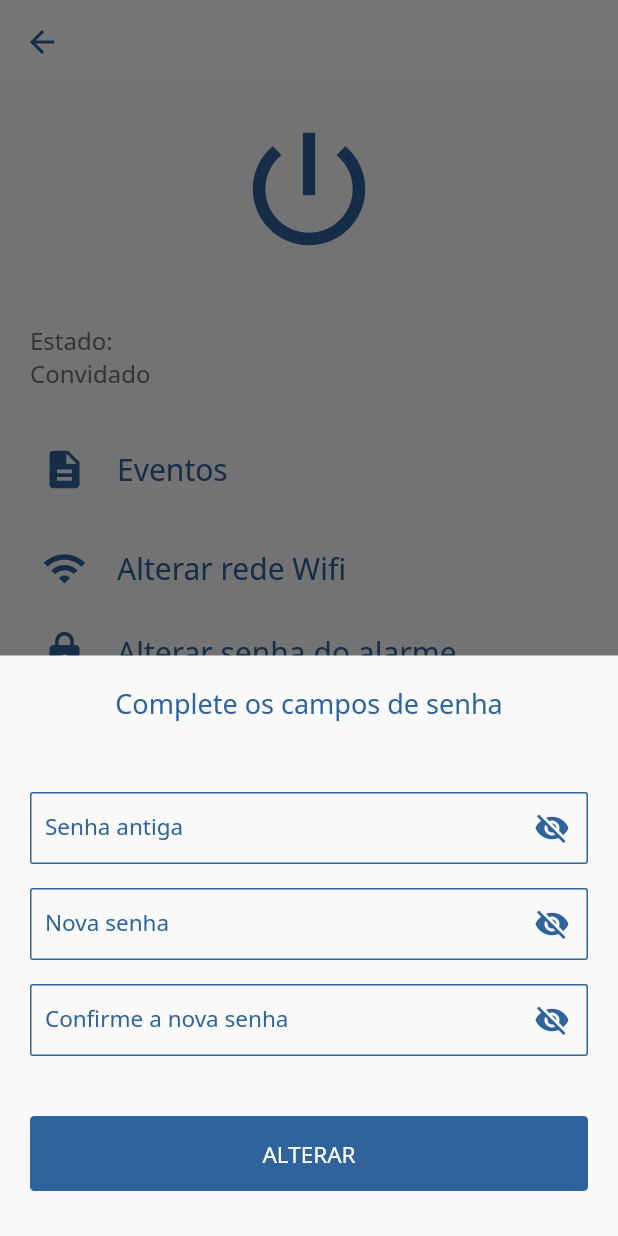
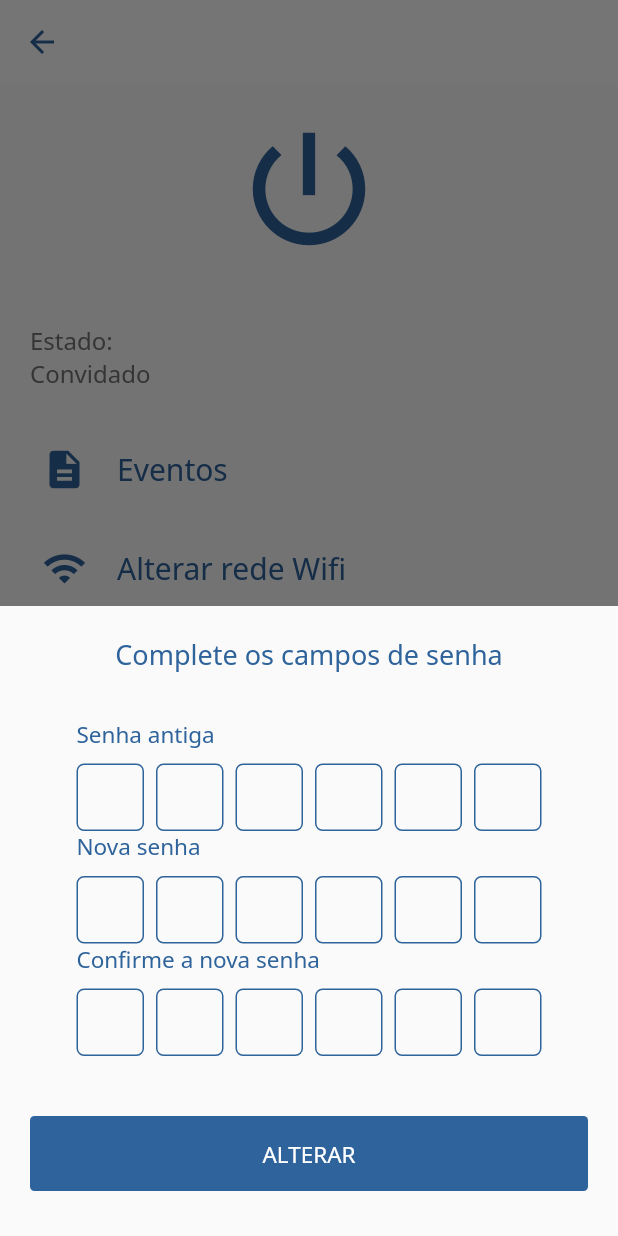
Before and after one commit to alarmouseuepg2023/mobile, a Flutter app: the DevicePage screen opened directly with empty values, after a tap on "Alterar senha do alarme", on a phone screen of 412 x 824 dp. Run offline on Flutter 3.47's test engine with Material 2 defaults, Android fonts, the phone set to English and light mode, and no system bars; drawn by our look-alikes of pinput; our stand-ins replace another_flushbar, dio, email_validator, flutter_dotenv, flutter_riverpod, google_fonts and 4 more; missing offline and left inert: animated_card, esp_smartconfig, mqtt_client, network_info_plus; accounts and stored records are empty.

Commit message:
refactor(device): changed alter password inputs for pin inputs

```diff
--- a/lib/modules/device/device_page.dart
+++ b/lib/modules/device/device_page.dart
@@ -249,34 +249,57 @@ class _DevicePageState extends State<DevicePage> {
                       const SizedBox(height: 30),
                       Form(
                         key: deviceController.passwordFormKey,
-                        child: Column(children: [
-                          TextInputWidget(
-                              label: "Senha antiga",
-                              validator: validatePassword,
-                              passwordType: true,
+                        child: Column(
+                            crossAxisAlignment: CrossAxisAlignment.start,
+                            children: [
+                              Text(
+                                "Senha antiga",
+                                style: TextStyles.inputFocus,
+                                textAlign: TextAlign.start,
+                              ),
+                              const SizedBox(
+                                height: 10,
+                              ),
+                              PinInputWidget(
                                 onChanged: (value) {
                                   deviceController.onChangePassword(
                                       oldPassword: value);
-                              }),
-                          TextInputWidget(
-                              label: "Nova senha",
-                              validator: validatePassword,
-                              passwordType: true,
-                              controller: _password,
+                                },
+                                validator: validatePinPassword,
+                              ),
+                              Text(
+                                "Nova senha",
+                                style: TextStyles.inputFocus,
+                                textAlign: TextAlign.start,
+                              ),
+                              const SizedBox(
+                                height: 10,
+                              ),
+                              PinInputWidget(
                                 onChanged: (value) {
                                   deviceController.onChangePassword(
                                       password: value);
-                              }),
-                          TextInputWidget(
-                              label: "Confirme a nova senha",
-                              validator: (value) => validateConfirmPassword(
-                                  value, _password.text),
-                              passwordType: true,
-                              controller: _confirmPassword,
+                                },
+                                validator: validatePinPassword,
+                                controller: _password,
+                              ),
+                              Text(
+                                "Confirme a nova senha",
+                                style: TextStyles.inputFocus,
+                                textAlign: TextAlign.start,
+                              ),
+                              const SizedBox(
+                                height: 10,
+                              ),
+                              PinInputWidget(
                                 onChanged: (value) {
                                   deviceController.onChangePassword(
                                       confirmPassword: value);
-                              }),
+                                },
+                                validator: (value) =>
+                                    validateConfirmPin(value, _password.text),
+                                controller: _confirmPassword,
+                              ),
                             ]),
                       ),
                       const SizedBox(
```
Lines whose indentation alone changed are shown as unchanged.
